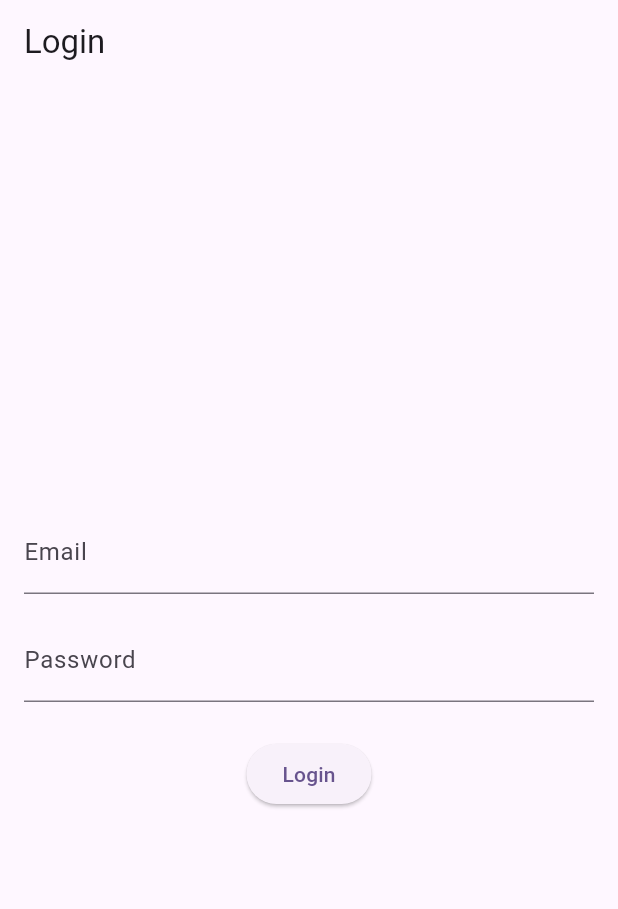
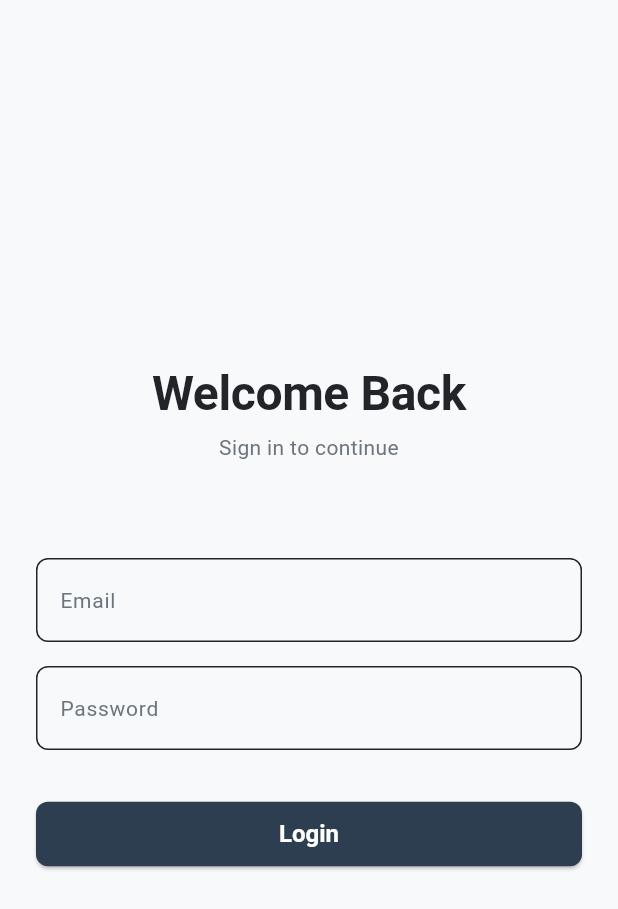
Before and after one commit to Sharknia/hono-front, a Flutter app: the screen it shows after launch, on a phone screen of 412 x 824 dp. Shown: the top 909 px of the screen. Run offline on Flutter 3.47's test engine with Material 3 defaults, Android fonts, the phone set to English and light mode, and no system bars; our stand-ins replace flutter_riverpod, freezed_annotation.

Commit message:
feat(ui): redesign login page with new design system

```diff
--- a/lib/main.dart
+++ b/lib/main.dart
@@ -1,6 +1,7 @@
 import 'package:flutter/material.dart';
 import 'package:flutter_riverpod/flutter_riverpod.dart';
 import 'package:hotdeal_with_hono/src/presentation/screen/login_screen.dart';
+import 'package:hotdeal_with_hono/src/presentation/theme/app_theme.dart';
 
 void main() {
   runApp(
@@ -17,10 +18,7 @@
   Widget build(BuildContext context) {
     return MaterialApp(
       title: 'Hono',
-      theme: ThemeData(
-        colorScheme: ColorScheme.fromSeed(seedColor: Colors.deepPurple),
-        useMaterial3: true,
-      ),
+      theme: appTheme,
       home: const LoginScreen(),
     );
   }
--- a/lib/src/presentation/screen/login_screen.dart
+++ b/lib/src/presentation/screen/login_screen.dart
@@ -2,6 +2,9 @@ import 'package:flutter/material.dart';
 import 'package:flutter_riverpod/flutter_riverpod.dart';
 import 'package:hotdeal_with_hono/src/presentation/provider/auth_provider.dart';
 import 'package:hotdeal_with_hono/src/presentation/state/login_state.dart';
+import 'package:hotdeal_with_hono/src/presentation/theme/app_theme.dart';
+import 'package:hotdeal_with_hono/src/presentation/widget/custom_button.dart';
+import 'package:hotdeal_with_hono/src/presentation/widget/custom_text_field.dart';
 
 class LoginScreen extends ConsumerWidget {
   const LoginScreen({super.key});
@@ -12,9 +15,7 @@ class LoginScreen extends ConsumerWidget {
     final passwordController = TextEditingController();
 
     ref.listen<LoginState>(loginViewModelProvider, (previous, next) {
-      next.when(
-        initial: () {},
-        loading: () {},
+      next.whenOrNull(
         success: (token) {
           ScaffoldMessenger.of(context).showSnackBar(
             SnackBar(content: Text('Login Success: ${token.accessToken}')),
@@ -31,29 +32,44 @@ class LoginScreen extends ConsumerWidget {
     final loginState = ref.watch(loginViewModelProvider);
 
     return Scaffold(
-      appBar: AppBar(
-        title: const Text('Login'),
-      ),
-      body: Padding(
-        padding: const EdgeInsets.all(16.0),
+      body: SafeArea(
+        child: Padding(
+          padding: const EdgeInsets.all(AppSpacing.p24),
           child: Column(
             mainAxisAlignment: MainAxisAlignment.center,
+            crossAxisAlignment: CrossAxisAlignment.stretch,
             children: [
-            TextField(
+              // Logo or Welcome Message
+              Text(
+                'Welcome Back',
+                textAlign: TextAlign.center,
+                style: Theme.of(context).textTheme.displayLarge,
+              ),
+              const SizedBox(height: AppSpacing.p8),
+              Text(
+                'Sign in to continue',
+                textAlign: TextAlign.center,
+                style: Theme.of(context).textTheme.bodyMedium,
+              ),
+              const SizedBox(height: AppSpacing.p32 * 2),
+
+              // Text Fields
+              CustomTextField(
                 key: const ValueKey('emailField'),
                 controller: emailController,
-              decoration: const InputDecoration(labelText: 'Email'),
+                labelText: 'Email',
               ),
-            const SizedBox(height: 16),
-            TextField(
+              const SizedBox(height: AppSpacing.p16),
+              CustomTextField(
                 key: const ValueKey('passwordField'),
                 controller: passwordController,
-              decoration: const InputDecoration(labelText: 'Password'),
+                labelText: 'Password',
                 obscureText: true,
               ),
-            const SizedBox(height: 24),
-            loginState.when(
-              initial: () => ElevatedButton(
+              const SizedBox(height: AppSpacing.p32),
+
+              // Login Button
+              CustomButton(
                 key: const ValueKey('loginButton'),
                 onPressed: () {
                   ref.read(loginViewModelProvider.notifier).login(
@@ -61,28 +77,16 @@ class LoginScreen extends ConsumerWidget {
                         passwordController.text,
                       );
                 },
-                child: const Text('Login'),
-              ),
-              loading: () => const CircularProgressIndicator(),
-              success: (_) => ElevatedButton(
-                key: const ValueKey('loginButton'),
-                onPressed: null, // Prevent multiple logins
-                child: const Text('Login'),
-              ),
-              error: (_) => ElevatedButton(
-                key: const ValueKey('loginButton'),
-                onPressed: () {
-                  ref.read(loginViewModelProvider.notifier).login(
-                        emailController.text,
-                        passwordController.text,
-                      );
-                },
-                child: const Text('Retry Login'),
+                text: 'Login',
+                isLoading: loginState.maybeWhen(
+                  loading: () => true,
+                  orElse: () => false,
                 ),
               ),
             ],
           ),
         ),
+      ),
     );
   }
 }
```
Also changed, not shown: 3 other files. Lines whose indentation alone changed are shown as unchanged.
